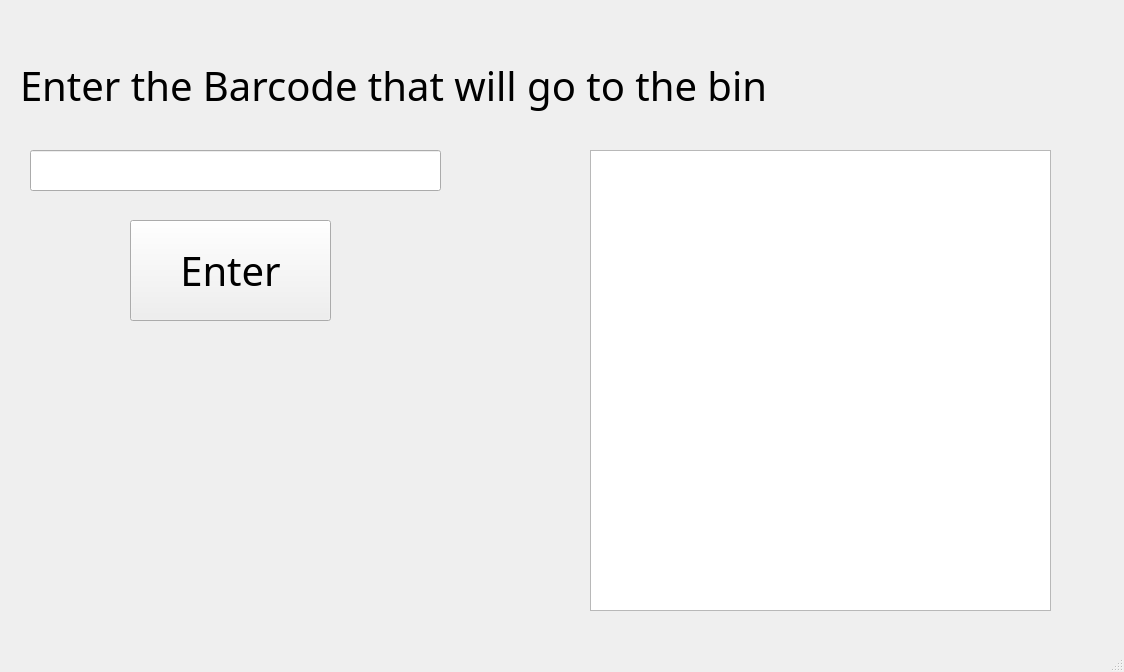
Qt form Amazon_FC_3.ui (ICS4U-Gallo/amazon-fc-assignment-ghost-coders) before a commit.
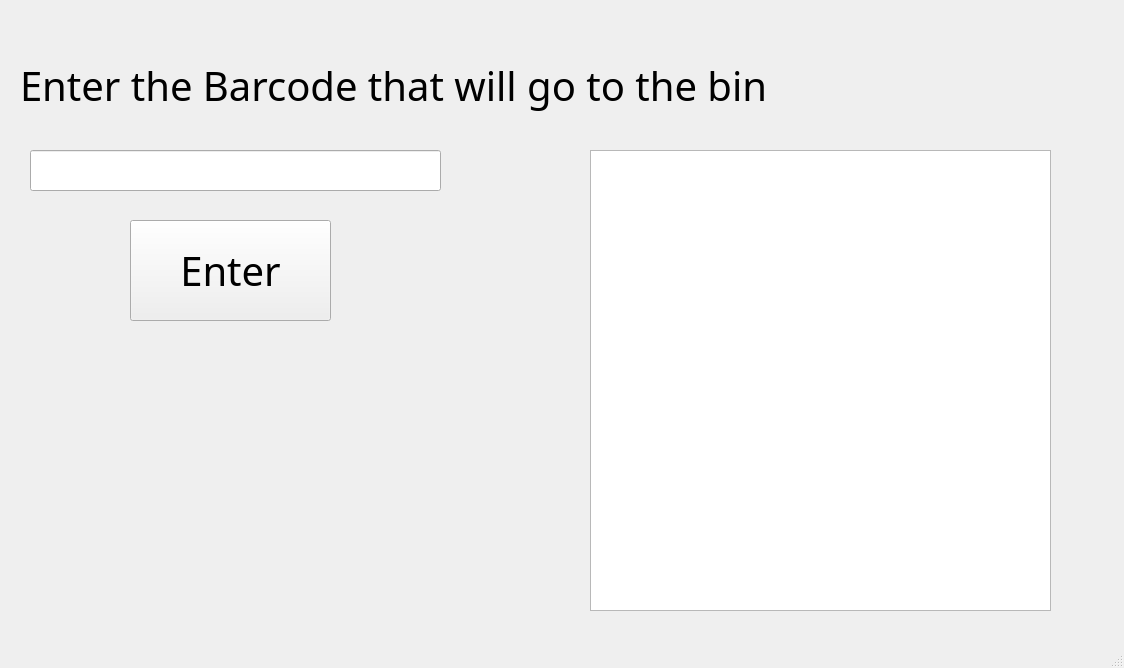
The same form after that commit.

The edit to the form file:
```diff
--- a/Amazon_FC_3.ui
+++ b/Amazon_FC_3.ui
@@ -7,7 +7,7 @@
     <x>0</x>
     <y>0</y>
     <width>1124</width>
-    <height>672</height>
+    <height>668</height>
    </rect>
   </property>
   <property name="windowTitle">
```
